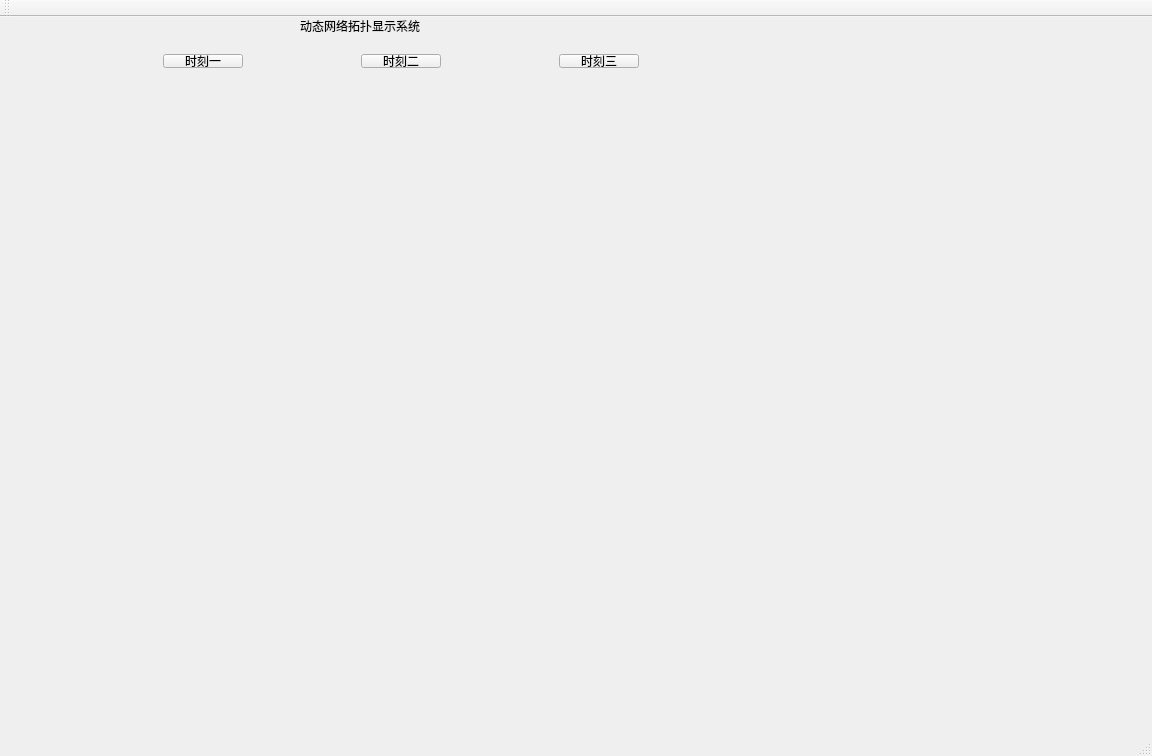
Before: the Qt Designer form wuxiang/mainwindow.ui in ZzzYL9/Codes, drawn with Qt 5.
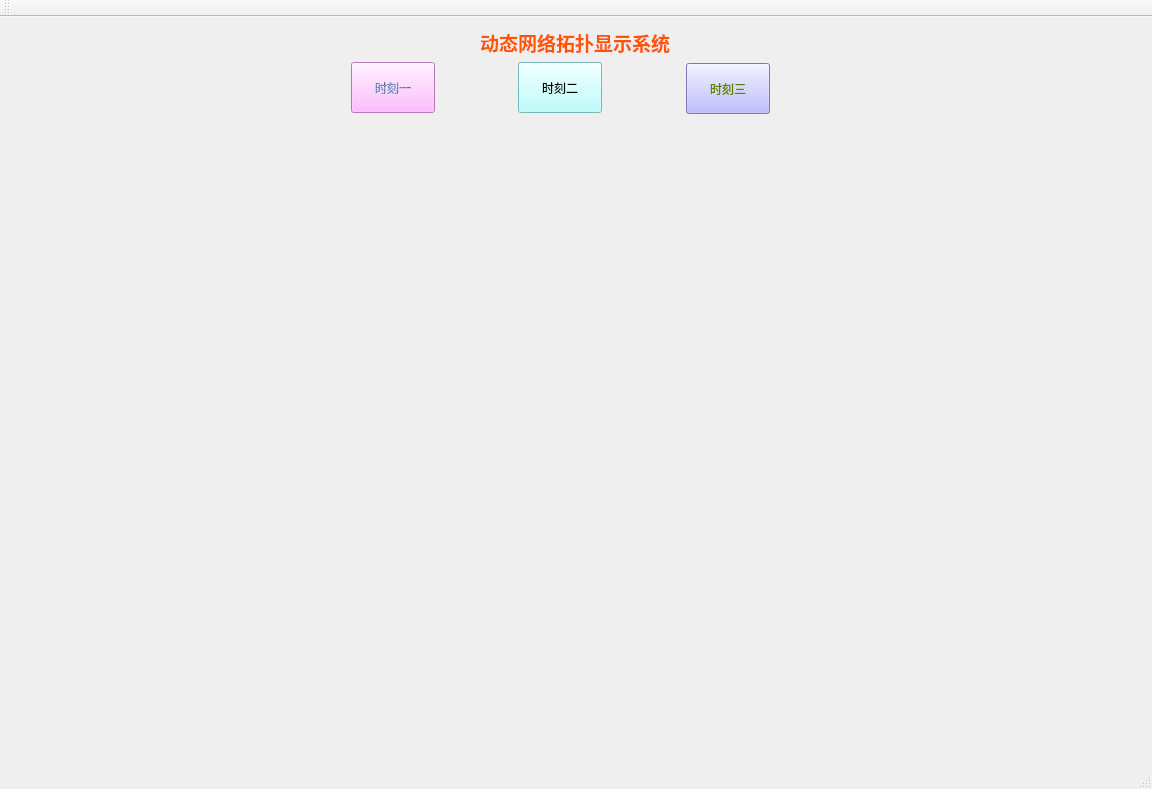
After: the same form once the commit is applied.

Commit message: 修改了读取边关系少了一行的问题,美化了界面

Patch:
```diff
--- a/wuxiang/mainwindow.ui
+++ b/wuxiang/mainwindow.ui
@@ -7,7 +7,7 @@
     <x>0</x>
     <y>0</y>
     <width>1152</width>
-    <height>756</height>
+    <height>789</height>
    </rect>
   </property>
   <property name="windowTitle">
@@ -18,9 +18,9 @@
     <property name="geometry">
      <rect>
       <x>9</x>
-      <y>79</y>
+      <y>109</y>
       <width>1101</width>
-      <height>571</height>
+      <height>601</height>
      </rect>
     </property>
     <property name="currentIndex">
@@ -34,74 +34,74 @@
    <widget class="QLabel" name="label">
     <property name="geometry">
      <rect>
-      <x>300</x>
+      <x>480</x>
       <y>0</y>
-      <width>131</width>
-      <height>18</height>
+      <width>201</width>
+      <height>51</height>
      </rect>
     </property>
+    <property name="styleSheet">
+     <string notr="true">font: 16pt &quot;汉仪晨妹子简&quot;;
+color: qradialgradient(spread:pad, cx:0.5, cy:0.5, radius:0.5, fx:0.5, fy:0.5, stop:0 rgba(0, 0, 0, 0), stop:0.52 rgba(0, 0, 0, 0), stop:0.565 rgba(82, 121, 76, 33), stop:0.65 rgba(159, 235, 148, 64), stop:0.721925 rgba(255, 238, 150, 129), stop:0.77 rgba(255, 128, 128, 204), stop:0.89 rgba(191, 128, 255, 64), stop:1 rgba(0, 0, 0, 0));</string>
+    </property>
     <property name="text">
-     <string>动态网络拓扑显示系统</string>
+     <string>&lt;html&gt;&lt;head/&gt;&lt;body&gt;&lt;p&gt;&lt;span style=&quot; font-size:14pt; font-weight:600; color:#ff5500;&quot;&gt;动态网络拓扑显示系统&lt;/span&gt;&lt;/p&gt;&lt;/body&gt;&lt;/html&gt;</string>
     </property>
    </widget>
-   <widget class="QWidget" name="layoutWidget">
+   <widget class="QPushButton" name="one_Btn">
     <property name="geometry">
      <rect>
-      <x>152</x>
-      <y>26</y>
-      <width>498</width>
-      <height>36</height>
+      <x>351</x>
+      <y>45</y>
+      <width>84</width>
+      <height>51</height>
      </rect>
     </property>
-    <layout class="QHBoxLayout" name="horizontalLayout">
-     <item>
-      <widget class="QPushButton" name="one_Btn">
-       <property name="text">
-        <string>时刻一</string>
-       </property>
-      </widget>
-     </item>
-     <item>
-      <spacer name="horizontalSpacer">
-       <property name="orientation">
-        <enum>Qt::Horizontal</enum>
-       </property>
-       <property name="sizeHint" stdset="0">
-        <size>
-         <width>40</width>
-         <height>20</height>
-        </size>
-       </property>
-      </spacer>
-     </item>
-     <item>
-      <widget class="QPushButton" name="two_Btn">
-       <property name="text">
-        <string>时刻二</string>
-       </property>
-      </widget>
-     </item>
-     <item>
-      <spacer name="horizontalSpacer_2">
-       <property name="orientation">
-        <enum>Qt::Horizontal</enum>
-       </property>
-       <property name="sizeHint" stdset="0">
-        <size>
-         <width>40</width>
-         <height>20</height>
-        </size>
-       </property>
-      </spacer>
-     </item>
-     <item>
-      <widget class="QPushButton" name="three_Btn">
-       <property name="text">
-        <string>时刻三</string>
-       </property>
-      </widget>
-     </item>
-    </layout>
+    <property name="styleSheet">
+     <string notr="true">color: qradialgradient(spread:repeat, cx:0.5, cy:0.5, radius:0.077, fx:0.5, fy:0.5, stop:0 rgba(0, 169, 255, 147), stop:0.497326 rgba(0, 0, 0, 147), stop:1 rgba(0, 169, 255, 147));
+background-color: rgb(255, 170, 255);
+font: 16pt &quot;汉仪乐喵体&quot;;
+selection-background-color: rgb(255, 85, 127);</string>
+    </property>
+    <property name="text">
+     <string>时刻一</string>
+    </property>
+   </widget>
+   <widget class="QPushButton" name="two_Btn">
+    <property name="geometry">
+     <rect>
+      <x>518</x>
+      <y>45</y>
+      <width>84</width>
+      <height>51</height>
+     </rect>
+    </property>
+    <property name="styleSheet">
+     <string notr="true">color: qlineargradient(spread:pad, x1:0, y1:0, x2:1, y2:0, stop:0 rgba(245, 224, 176, 255), stop:0.09 rgba(246, 189, 237, 255), stop:0.14 rgba(194, 207, 246, 255), stop:0.19 rgba(184, 160, 168, 255), stop:0.25 rgba(171, 186, 248, 255), stop:0.32 rgba(243, 248, 224, 255), stop:0.385 rgba(249, 162, 183, 255), stop:0.47 rgba(100, 115, 124, 255), stop:0.58 rgba(251, 205, 202, 255), stop:0.65 rgba(170, 128, 185, 255), stop:0.75 rgba(252, 222, 204, 255), stop:0.805 rgba(206, 122, 218, 255), stop:0.86 rgba(254, 223, 175, 255), stop:0.91 rgba(254, 236, 244, 255), stop:1 rgba(255, 191, 221, 255));
+background-color: rgb(170, 255, 255);
+font: 16pt &quot;方正静蕾简体&quot;;</string>
+    </property>
+    <property name="text">
+     <string>时刻二</string>
+    </property>
+   </widget>
+   <widget class="QPushButton" name="three_Btn">
+    <property name="geometry">
+     <rect>
+      <x>686</x>
+      <y>46</y>
+      <width>84</width>
+      <height>51</height>
+     </rect>
+    </property>
+    <property name="styleSheet">
+     <string notr="true">color: qlineargradient(spread:pad, x1:0, y1:0, x2:1, y2:0, stop:0 rgba(9, 41, 4, 255), stop:0.085 rgba(2, 79, 0, 255), stop:0.19 rgba(50, 147, 22, 255), stop:0.275 rgba(236, 191, 49, 255), stop:0.39 rgba(243, 61, 34, 255), stop:0.555 rgba(135, 81, 60, 255), stop:0.667 rgba(121, 75, 255, 255), stop:0.825 rgba(164, 255, 244, 255), stop:0.885 rgba(104, 222, 71, 255), stop:1 rgba(93, 128, 0, 255));
+background-color: rgb(170, 170, 255);
+font: 16pt &quot;汉仪晨妹子简&quot;;</string>
+    </property>
+    <property name="text">
+     <string>时刻三</string>
+    </property>
    </widget>
   </widget>
   <widget class="QMenuBar" name="menuBar">
```
The commit also changes 2 other files.
